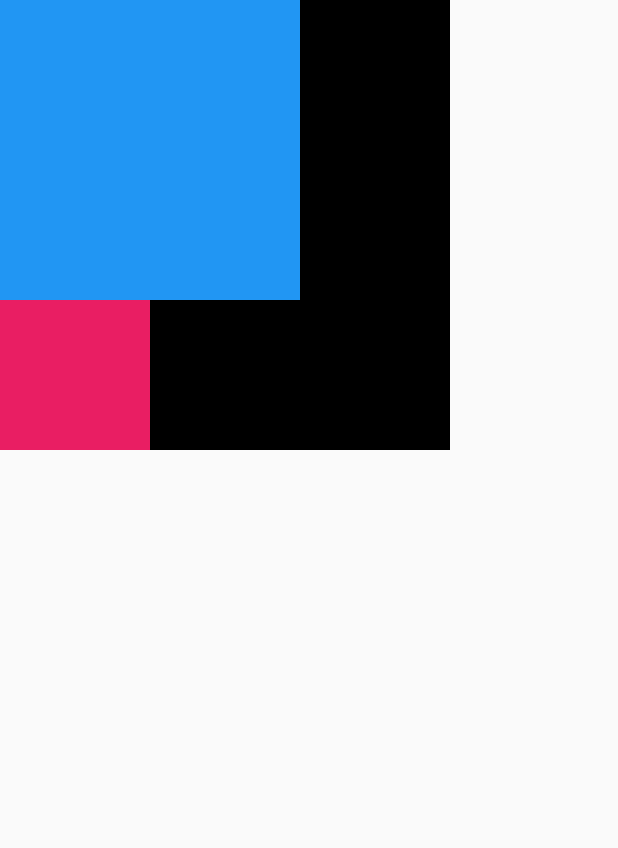
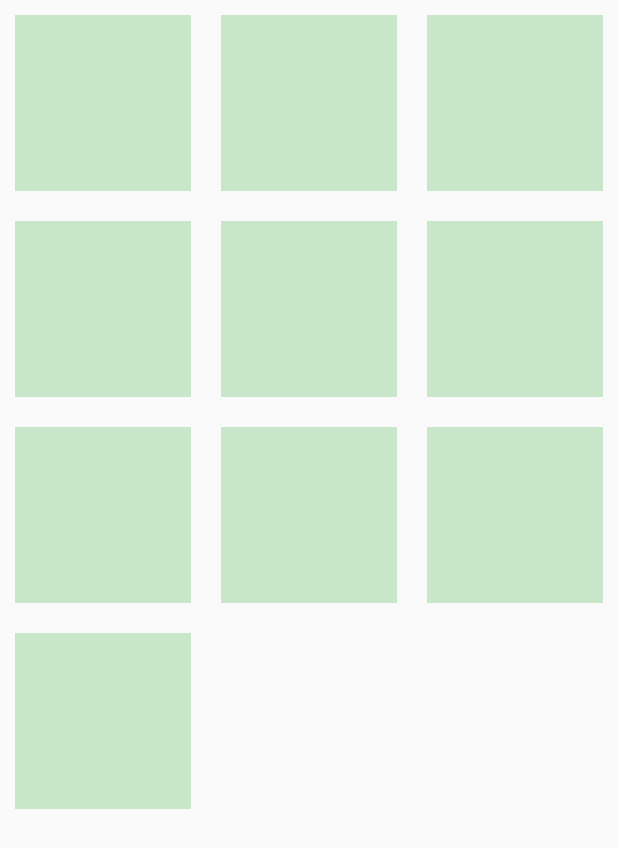
Before and after one commit to parivendhan8/FlutterTutorial, a Flutter app: the screen it shows after launch, on a phone screen of 412 x 824 dp. Shown: the top 848 px of the screen. Run offline on Flutter 3.47's test engine with Material 2 defaults, Android fonts, the phone set to English and light mode, and no system bars; our stand-ins replace cached_network_image.

Commit message:
CV4 Grid

```diff
--- a/lib/main.dart
+++ b/lib/main.dart
@@ -21,7 +21,7 @@ class MyDemoApp extends StatelessWidget {
       theme: ThemeData(
           primaryColor: Colors.red
       ),
-      home: const StackScreen(),
+      home: const ListScreen(),
     );
   }
 }
```
